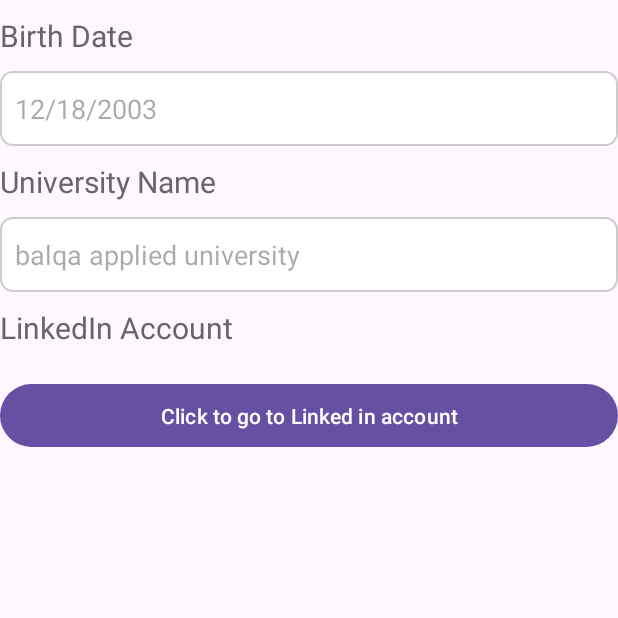
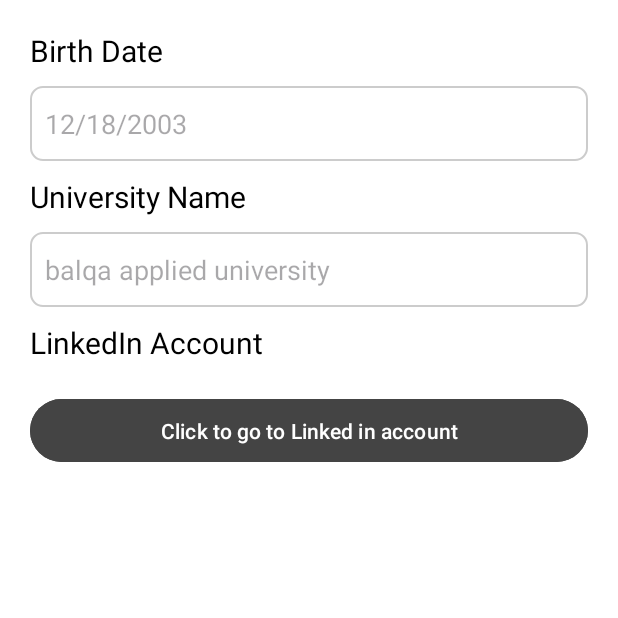
Before and after one commit to ramisedra23/fragment_project, an Android app: the screen it shows after launch (MainActivity), after a tap on "Show More", on a phone screen of 412 x 824 dp, the top half of it. Run offline under Robolectric (Android 15) with nearby library versions, the phone set to English and light mode, and no system bars.

Commit message:
modifying the status bar color, background color, circular picture, padding in showmore, names.

```diff
--- a/app/src/main/java/com/example/cvproject/BlankFragment2.kt
+++ b/app/src/main/java/com/example/cvproject/ProfileInfo.kt
@@ -15,7 +15,7 @@ class ProfileFragment : Fragment() {
         inflater: LayoutInflater, container: ViewGroup?,
         savedInstanceState: Bundle?
     ): View? {
-        val view = inflater.inflate(R.layout.fragment_blank2, container, false)
+        val view = inflater.inflate(R.layout.fragment_profile, container, false)
 
         val btnShowMore: Button = view.findViewById(R.id.fragment1btn)
         btnShowMore.setOnClickListener {
--- a/app/src/main/java/com/example/cvproject/BlankFragment.kt
+++ b/app/src/main/java/com/example/cvproject/ShowMore.kt
@@ -17,7 +17,7 @@ class MoreInfoFragment : Fragment() {
         inflater: LayoutInflater, container: ViewGroup?,
         savedInstanceState: Bundle?
     ): View? {
-        val view = inflater.inflate(R.layout.fragment_blank, container, false)
+        val view = inflater.inflate(R.layout.fragment_showmore, container, false)
 
         val btnLinkedIn: Button = view.findViewById(R.id.open_linkedin)
         btnLinkedIn.setOnClickListener {
--- a/app/src/main/res/layout/activity_main.xml
+++ b/app/src/main/res/layout/activity_main.xml
@@ -6,4 +6,5 @@
     app:layout_constraintStart_toStartOf="parent"
     app:layout_constraintEnd_toEndOf="parent"
     xmlns:android="http://schemas.android.com/apk/res/android"
-    xmlns:app="http://schemas.android.com/apk/res-auto" />
+    xmlns:app="http://schemas.android.com/apk/res-auto"
+    android:background="@color/white" />
--- a/app/src/main/res/layout/fragment_blank.xml
+++ b/app/src/main/res/layout/fragment_showmore.xml
@@ -1,10 +1,15 @@
 <?xml version="1.0" encoding="utf-8"?>
+<FrameLayout xmlns:android="http://schemas.android.com/apk/res/android"
+    xmlns:tools="http://schemas.android.com/tools"
+    android:layout_width="match_parent"
+    android:layout_height="match_parent"
+    android:background="@color/white">
 <androidx.constraintlayout.widget.ConstraintLayout xmlns:android="http://schemas.android.com/apk/res/android"
     xmlns:tools="http://schemas.android.com/tools"
     android:layout_width="match_parent"
     android:layout_height="match_parent"
     xmlns:app="http://schemas.android.com/apk/res-auto"
-    android:layout_marginTop="10dp">
+    android:layout_margin="20dp">
 
 
     <TextView
@@ -12,7 +17,7 @@
         android:layout_width="match_parent"
         android:layout_height="wrap_content"
         android:text="Birth Date"
-        android:textColor="#666"
+        android:textColor="#FF000000"
         android:textSize="20dp"
         app:layout_constraintStart_toStartOf="parent"
         app:layout_constraintTop_toTopOf="parent" />
@@ -34,7 +39,7 @@
         android:layout_height="wrap_content"
         android:text="University Name"
         android:paddingTop="10dp"
-        android:textColor="#666"
+        android:textColor="#FF000000"
         android:textSize="20dp"
         app:layout_constraintTop_toBottomOf="@+id/birth_date"
         app:layout_constraintBottom_toTopOf="@id/uni_name"/>
@@ -54,14 +59,16 @@
         android:layout_width="match_parent"
         android:layout_height="wrap_content"
         android:text="LinkedIn Account"
+        android:textColor="#FF000000"
         android:paddingTop="10dp"
-        android:textColor="#666"
         android:textSize="20dp"
         app:layout_constraintTop_toBottomOf="@+id/uni_name"/>
     <Button
         android:id="@+id/open_linkedin"
         android:layout_width="0dp"
         android:layout_height="50dp"
+        android:textColor="#FFFFFF"
+        android:backgroundTint="#444444"
         app:layout_constraintTop_toBottomOf="@+id/linked_in_label"
         app:layout_constraintEnd_toEndOf="parent"
         android:layout_marginTop="20dp"
@@ -70,3 +77,4 @@
 
 
 </androidx.constraintlayout.widget.ConstraintLayout>
+</FrameLayout>
--- a/app/src/main/res/values-night/themes.xml
+++ b/app/src/main/res/values-night/themes.xml
@@ -3,5 +3,6 @@
     <style name="Base.Theme.CVProject" parent="Theme.Material3.DayNight.NoActionBar">
         <!-- Customize your dark theme here. -->
         <!-- <item name="colorPrimary">@color/my_dark_primary</item> -->
+        <item name="android:statusBarColor">@color/black</item>
     </style>
 </resources>
--- a/app/src/main/res/values/colors.xml
+++ b/app/src/main/res/values/colors.xml
@@ -2,4 +2,6 @@
 <resources>
     <color name="black">#FF000000</color>
     <color name="white">#FFFFFFFF</color>
+    <color name="purple">#A203FF</color>
+
 </resources>
--- a/app/src/main/res/values/themes.xml
+++ b/app/src/main/res/values/themes.xml
@@ -3,6 +3,8 @@
     <style name="Base.Theme.CVProject" parent="Theme.Material3.DayNight.NoActionBar">
         <!-- Customize your light theme here. -->
         <!-- <item name="colorPrimary">@color/my_light_primary</item> -->
+        <item name="android:statusBarColor">@color/black</item>
+
     </style>
 
     <style name="Theme.CVProject" parent="Base.Theme.CVProject" />
```
Also changed, not shown: app/src/main/res/layout/fragment_profile.xml (renamed from app/src/main/res/layout/fragment_blank2.xml, +22 -20 lines), app/build.gradle.kts (line endings or trailing spaces), app/src/main/res/drawable/photo4.png (deleted), build.gradle.kts (line endings or trailing spaces), settings.gradle.kts (line endings or trailing spaces).
